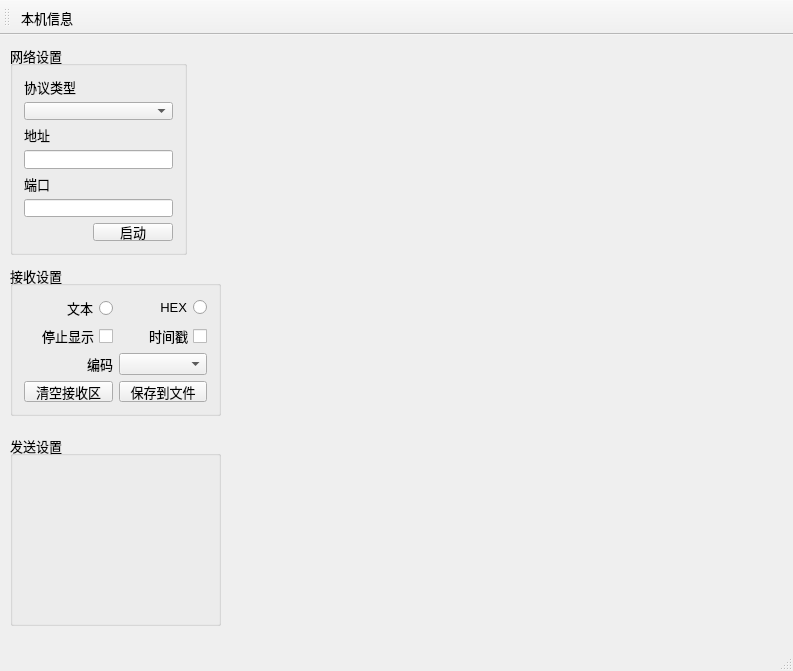
The window that main_window.ui (652436962/Network_Assistant) describes before a commit, drawn with Qt 5.
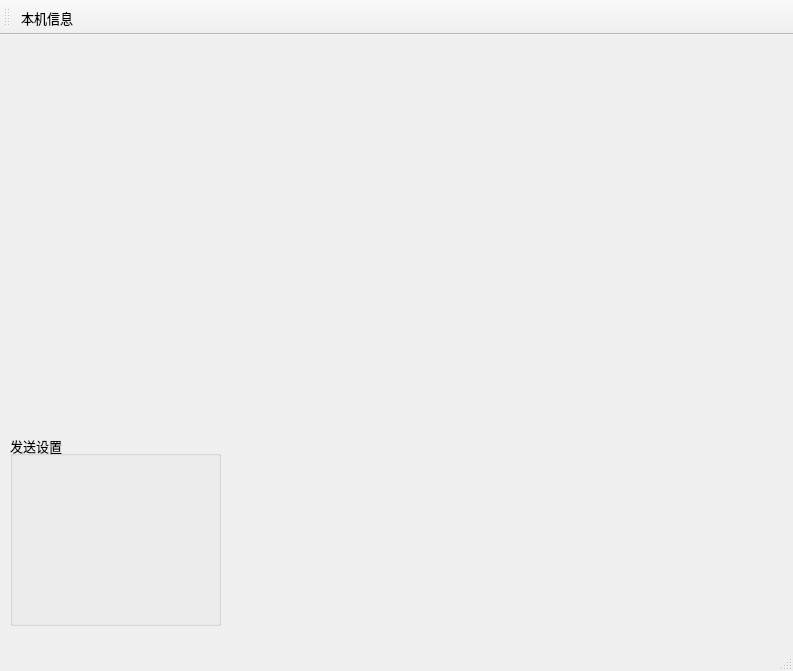
The same window after the commit. Custom widgets are drawn as their Qt base class.

What changed in the file:
```diff
--- a/main_window.ui
+++ b/main_window.ui
@@ -19,235 +19,6 @@
    <string>MainWindow</string>
   </property>
   <widget class="QWidget" name="centralWidget">
-   <widget class="QGroupBox" name="groupBox_NetworkSettings">
-    <property name="geometry">
-     <rect>
-      <x>10</x>
-      <y>10</y>
-      <width>177</width>
-      <height>210</height>
-     </rect>
-    </property>
-    <property name="font">
-     <font>
-      <pointsize>10</pointsize>
-     </font>
-    </property>
-    <property name="title">
-     <string>网络设置</string>
-    </property>
-    <layout class="QGridLayout" name="gridLayout_2">
-     <item row="0" column="0" colspan="2">
-      <widget class="QLabel" name="label_ProtocolType">
-       <property name="font">
-        <font>
-         <pointsize>10</pointsize>
-        </font>
-       </property>
-       <property name="text">
-        <string>协议类型</string>
-       </property>
-      </widget>
-     </item>
-     <item row="2" column="0">
-      <widget class="QLabel" name="label_Address">
-       <property name="font">
-        <font>
-         <pointsize>10</pointsize>
-        </font>
-       </property>
-       <property name="text">
-        <string>地址</string>
-       </property>
-      </widget>
-     </item>
-     <item row="3" column="0" colspan="3">
-      <widget class="QLineEdit" name="lineEdit_Address">
-       <property name="font">
-        <font>
-         <pointsize>10</pointsize>
-        </font>
-       </property>
-      </widget>
-     </item>
-     <item row="4" column="0">
-      <widget class="QLabel" name="label_Port">
-       <property name="font">
-        <font>
-         <pointsize>10</pointsize>
-        </font>
-       </property>
-       <property name="text">
-        <string>端口</string>
-       </property>
-      </widget>
-     </item>
-     <item row="5" column="0" colspan="3">
-      <widget class="QLineEdit" name="lineEdit_Port">
-       <property name="font">
-        <font>
-         <pointsize>10</pointsize>
-        </font>
-       </property>
-      </widget>
-     </item>
-     <item row="6" column="2">
-      <widget class="QPushButton" name="pushButton_Start">
-       <property name="font">
-        <font>
-         <pointsize>10</pointsize>
-        </font>
-       </property>
-       <property name="text">
-        <string>启动</string>
-       </property>
-      </widget>
-     </item>
-     <item row="6" column="1">
-      <widget class="LED_Widget" name="led" native="true">
-       <property name="minimumSize">
-        <size>
-         <width>24</width>
-         <height>24</height>
-        </size>
-       </property>
-       <property name="maximumSize">
-        <size>
-         <width>24</width>
-         <height>24</height>
-        </size>
-       </property>
-      </widget>
-     </item>
-     <item row="1" column="0" colspan="3">
-      <widget class="QComboBox" name="comboBox_ProtocolType">
-       <property name="font">
-        <font>
-         <pointsize>10</pointsize>
-        </font>
-       </property>
-      </widget>
-     </item>
-    </layout>
-   </widget>
-   <widget class="QGroupBox" name="groupBox_ReceiveSettings">
-    <property name="geometry">
-     <rect>
-      <x>10</x>
-      <y>230</y>
-      <width>211</width>
-      <height>151</height>
-     </rect>
-    </property>
-    <property name="font">
-     <font>
-      <pointsize>10</pointsize>
-     </font>
-    </property>
-    <property name="title">
-     <string>接收设置</string>
-    </property>
-    <layout class="QGridLayout" name="gridLayout">
-     <item row="0" column="0">
-      <widget class="QRadioButton" name="radioButton_ReceiveText">
-       <property name="font">
-        <font>
-         <pointsize>10</pointsize>
-        </font>
-       </property>
-       <property name="layoutDirection">
-        <enum>Qt::LayoutDirection::RightToLeft</enum>
-       </property>
-       <property name="text">
-        <string>文本</string>
-       </property>
-      </widget>
-     </item>
-     <item row="0" column="1">
-      <widget class="QRadioButton" name="radioButton_ReceiveHEX">
-       <property name="font">
-        <font>
-         <pointsize>10</pointsize>
-        </font>
-       </property>
-       <property name="layoutDirection">
-        <enum>Qt::LayoutDirection::RightToLeft</enum>
-       </property>
-       <property name="text">
-        <string>HEX</string>
-       </property>
-      </widget>
-     </item>
-     <item row="1" column="0">
-      <widget class="QCheckBox" name="checkBox_ReceiveStopDisplay">
-       <property name="layoutDirection">
-        <enum>Qt::LayoutDirection::RightToLeft</enum>
-       </property>
-       <property name="text">
-        <string>停止显示</string>
-       </property>
-      </widget>
-     </item>
-     <item row="1" column="1">
-      <widget class="QCheckBox" name="checkBox_Timestamp">
-       <property name="layoutDirection">
-        <enum>Qt::LayoutDirection::RightToLeft</enum>
-       </property>
-       <property name="text">
-        <string>时间戳</string>
-       </property>
-      </widget>
-     </item>
-     <item row="2" column="0">
-      <widget class="QLabel" name="label_ReceiveEncoding">
-       <property name="font">
-        <font>
-         <pointsize>10</pointsize>
-        </font>
-       </property>
-       <property name="text">
-        <string>编码</string>
-       </property>
-       <property name="alignment">
-        <set>Qt::AlignmentFlag::AlignRight|Qt::AlignmentFlag::AlignTrailing|Qt::AlignmentFlag::AlignVCenter</set>
-       </property>
-      </widget>
-     </item>
-     <item row="2" column="1">
-      <widget class="QComboBox" name="comboBox_ReceiveEncoding">
-       <property name="font">
-        <font>
-         <pointsize>10</pointsize>
-        </font>
-       </property>
-      </widget>
-     </item>
-     <item row="3" column="0">
-      <widget class="QPushButton" name="pushButton_ReceiveClear">
-       <property name="font">
-        <font>
-         <pointsize>10</pointsize>
-        </font>
-       </property>
-       <property name="text">
-        <string>清空接收区</string>
-       </property>
-      </widget>
-     </item>
-     <item row="3" column="1">
-      <widget class="QPushButton" name="pushButton_ReceiveSave">
-       <property name="font">
-        <font>
-         <pointsize>10</pointsize>
-        </font>
-       </property>
-       <property name="text">
-        <string>保存到文件</string>
-       </property>
-      </widget>
-     </item>
-    </layout>
-   </widget>
    <widget class="QGroupBox" name="groupBox_SendSettings">
     <property name="geometry">
      <rect>
@@ -261,6 +32,26 @@
      <string>发送设置</string>
     </property>
    </widget>
+   <widget class="NetworkSettingsWidget" name="network_settings" native="true">
+    <property name="geometry">
+     <rect>
+      <x>0</x>
+      <y>0</y>
+      <width>201</width>
+      <height>201</height>
+     </rect>
+    </property>
+   </widget>
+   <widget class="ReceiveSettingsWidget" name="receive_settings" native="true">
+    <property name="geometry">
+     <rect>
+      <x>10</x>
+      <y>210</y>
+      <width>201</width>
+      <height>181</height>
+     </rect>
+    </property>
+   </widget>
   </widget>
   <widget class="QMenuBar" name="menuBar">
    <property name="geometry">
@@ -297,9 +88,15 @@
  <layoutdefault spacing="6" margin="11"/>
  <customwidgets>
   <customwidget>
-   <class>LED_Widget</class>
+   <class>NetworkSettingsWidget</class>
    <extends>QWidget</extends>
-   <header>led_widget.h</header>
+   <header>network_settings_widget.h</header>
+   <container>1</container>
+  </customwidget>
+  <customwidget>
+   <class>ReceiveSettingsWidget</class>
+   <extends>QWidget</extends>
+   <header>receive_settings_widget.h</header>
    <container>1</container>
   </customwidget>
  </customwidgets>
```
